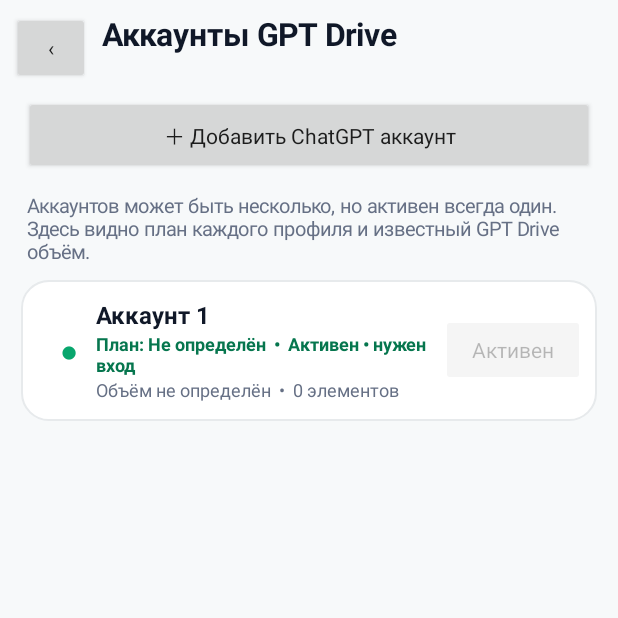
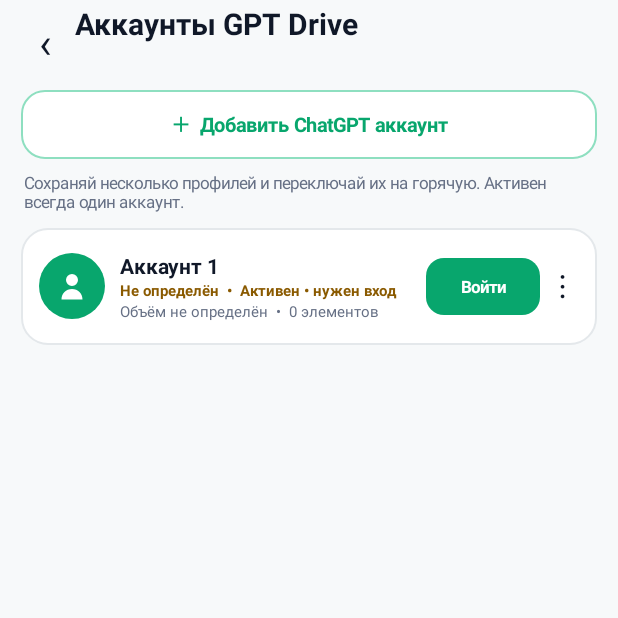
Before and after one commit to mallstorm/GPTDrive, an Android app: the AccountManagerActivity screen opened directly, with no data from a screen before it, on a phone screen of 412 x 824 dp, the top half of it. Run offline under Robolectric (Android 15) with nearby library versions, the phone set to English and light mode, and no system bars.

Commit message:
Polish accounts UI and fix login state action

```diff
--- a/app/src/main/java/com/gptdrive/app/AccountManagerActivity.java
+++ b/app/src/main/java/com/gptdrive/app/AccountManagerActivity.java
@@ -2,186 +2,90 @@ package com.gptdrive.app;
 
 import android.app.Activity;
 import android.content.Intent;
+import android.graphics.Color;
 import android.graphics.Typeface;
+import android.graphics.drawable.ColorDrawable;
 import android.graphics.drawable.GradientDrawable;
 import android.os.Bundle;
 import android.provider.DocumentsContract;
 import android.view.Gravity;
 import android.view.View;
-import android.widget.Button;
+import android.widget.ImageView;
 import android.widget.LinearLayout;
-import android.widget.PopupMenu;
+import android.widget.PopupWindow;
 import android.widget.ScrollView;
 import android.widget.TextView;
 import android.widget.Toast;
 import java.util.List;
 
 public final class AccountManagerActivity extends Activity {
-    private static final String AUTHORITY = "com.gptdrive.app.documents";
+    private static final String AUTHORITY="com.gptdrive.app.documents";
+    private static final int GREEN=0xFF08A66D, GREEN_SOFT=0xFFE5F8F1, TEXT=0xFF101828, MUTED=0xFF667085, BG=0xFFF7F9FA;
     private DriveDb db;
     private LinearLayout list;
 
-    @Override protected void onCreate(Bundle state) {
-        super.onCreate(state);
-        db = new DriveDb(this);
-        buildUi();
-    }
+    @Override protected void onCreate(Bundle state){super.onCreate(state);db=new DriveDb(this);buildUi();}
+    @Override protected void onResume(){super.onResume();render();}
 
-    @Override protected void onResume() { super.onResume(); render(); }
+    private void buildUi(){
+        LinearLayout root=new LinearLayout(this);root.setOrientation(LinearLayout.VERTICAL);root.setBackgroundColor(BG);
+        LinearLayout bar=new LinearLayout(this);bar.setGravity(Gravity.CENTER_VERTICAL);bar.setPadding(dp(10),0,dp(12),0);
+        TextView back=text("‹",28,false);back.setGravity(Gravity.CENTER);back.setOnClickListener(v->finish());bar.addView(back,new LinearLayout.LayoutParams(dp(40),dp(52)));
+        TextView title=text("Аккаунты GPT Drive",20,true);title.setSingleLine(true);bar.addView(title,new LinearLayout.LayoutParams(0,dp(52),1));
+        root.addView(bar,new LinearLayout.LayoutParams(-1,dp(56)));
 
-    private void buildUi() {
-        LinearLayout root = new LinearLayout(this);
-        root.setOrientation(LinearLayout.VERTICAL);
-        root.setBackgroundColor(0xFFF7F9FA);
+        TextView add=text("＋  Добавить ChatGPT аккаунт",13,true);add.setGravity(Gravity.CENTER);add.setTextColor(GREEN);add.setBackground(round(Color.WHITE,15,0xFF8EDFC0,1));add.setOnClickListener(v->addAccount());
+        LinearLayout.LayoutParams ap=new LinearLayout.LayoutParams(-1,dp(46));ap.setMargins(dp(14),dp(4),dp(14),dp(8));root.addView(add,ap);
 
-        LinearLayout bar = new LinearLayout(this);
-        bar.setGravity(Gravity.CENTER_VERTICAL);
-        bar.setPadding(dp(8), dp(8), dp(8), dp(8));
-        Button back = new Button(this);
-        back.setText("‹");
-        back.setOnClickListener(v -> finish());
-        TextView title = text("Аккаунты GPT Drive", 21, true);
-        title.setPadding(dp(8),0,0,0);
-        bar.addView(back, new LinearLayout.LayoutParams(dp(52), dp(48)));
-        bar.addView(title, new LinearLayout.LayoutParams(0, dp(48), 1));
-        root.addView(bar);
-
-        Button add = new Button(this);
-        add.setText("＋ Добавить ChatGPT аккаунт");
-        add.setAllCaps(false);
-        add.setOnClickListener(v -> addAccount());
-        LinearLayout.LayoutParams ap = new LinearLayout.LayoutParams(-1, dp(52));
-        ap.setMargins(dp(16), 0, dp(16), dp(12));
-        root.addView(add, ap);
-
-        TextView hint = text("Аккаунтов может быть несколько, но активен всегда один. Здесь видно план каждого профиля и известный GPT Drive объём.", 13, false);
-        hint.setTextColor(0xFF667085);
-        hint.setPadding(dp(18),0,dp(18),dp(10));
-        root.addView(hint);
-
-        ScrollView sc = new ScrollView(this);
-        list = new LinearLayout(this);
-        list.setOrientation(LinearLayout.VERTICAL);
-        list.setPadding(dp(14),0,dp(14),dp(20));
-        sc.addView(list);
-        root.addView(sc, new LinearLayout.LayoutParams(-1,0,1));
+        TextView hint=text("Сохраняй несколько профилей и переключай их на горячую. Активен всегда один аккаунт.",11,false);hint.setTextColor(MUTED);hint.setPadding(dp(16),0,dp(16),dp(10));root.addView(hint);
+        ScrollView sc=new ScrollView(this);list=new LinearLayout(this);list.setOrientation(LinearLayout.VERTICAL);list.setPadding(dp(14),0,dp(14),dp(18));sc.addView(list);root.addView(sc,new LinearLayout.LayoutParams(-1,0,1));
         setContentView(root);
     }
 
-    private void render() {
-        if (list == null) return;
-        list.removeAllViews();
-        List<AccountProfile> accounts = db.listAccounts();
-        for (AccountProfile a : accounts) list.addView(row(a));
+    private void render(){
+        if(list==null)return;list.removeAllViews();
+        for(AccountProfile a:db.listAccounts()) list.addView(row(a));
     }
 
-    private View row(AccountProfile a) {
-        LinearLayout row = new LinearLayout(this);
-        row.setGravity(Gravity.CENTER_VERTICAL);
-        row.setPadding(dp(14), dp(10), dp(8), dp(10));
-        row.setBackground(round(0xFFFFFFFF, 18, 0xFFE7EAEC));
+    private View row(AccountProfile a){
+        LinearLayout card=new LinearLayout(this);card.setGravity(Gravity.CENTER_VERTICAL);card.setPadding(dp(12),dp(9),dp(8),dp(9));card.setBackground(round(Color.WHITE,17,0xFFE4E8EB,1));
+        ImageView avatar=new ImageView(this);avatar.setImageResource(R.drawable.ic_account_24);avatar.setColorFilter(Color.WHITE);avatar.setPadding(dp(10),dp(10),dp(10),dp(10));avatar.setBackground(round(a.active?GREEN:0xFF98A2B3,22,0,0));card.addView(avatar,new LinearLayout.LayoutParams(dp(44),dp(44)));
 
-        TextView dot = text(a.active ? "●" : "○", 20, false);
-        dot.setTextColor(a.active ? 0xFF08A66D : 0xFF98A2B3);
-        dot.setGravity(Gravity.CENTER);
-        row.addView(dot, new LinearLayout.LayoutParams(dp(36), dp(68)));
+        LinearLayout info=new LinearLayout(this);info.setOrientation(LinearLayout.VERTICAL);info.setGravity(Gravity.CENTER_VERTICAL);info.setPadding(dp(10),0,dp(6),0);
+        TextView name=text(a.displayName(),14,true);name.setSingleLine(true);
+        String state=a.hasSession()?(a.active?"Активен":"Сессия сохранена"):(a.active?"Активен • нужен вход":"Нужен вход");
+        TextView plan=text(a.planLabel()+"  •  "+state,10,true);plan.setTextColor(a.hasSession()?0xFF06764E:0xFF8A5A00);
+        long known=db.knownStorageBytes(a.id);String storage=a.hasRemoteQuota()?MainActivity.formatBytes(a.remoteUsedBytes)+" / "+MainActivity.formatBytes(a.remoteQuotaBytes):(known>0?MainActivity.formatBytes(known)+" индексировано":"Объём не определён");
+        TextView meta=text(storage+"  •  "+db.countAll(a.id)+" элементов",10,false);meta.setTextColor(MUTED);meta.setSingleLine(true);
+        info.addView(name);info.addView(plan);info.addView(meta);card.addView(info,new LinearLayout.LayoutParams(0,dp(54),1));
 
-        LinearLayout info = new LinearLayout(this);
-        info.setOrientation(LinearLayout.VERTICAL);
-        info.setGravity(Gravity.CENTER_VERTICAL);
-        TextView name = text(a.displayName(), 16, true);
-        String state;
-        if (a.active) state = a.hasSession() ? "Активен" : "Активен • нужен вход";
-        else state = a.hasSession() ? "Сессия сохранена" : "Нужен вход";
-        TextView plan = text("План: " + a.planLabel() + "  •  " + state, 12, true);
-        plan.setTextColor(0xFF06764E);
-        long known = db.knownStorageBytes(a.id);
-        String storage;
-        if (a.hasRemoteQuota()) storage = MainActivity.formatBytes(a.remoteUsedBytes) + " / " + MainActivity.formatBytes(a.remoteQuotaBytes);
-        else if (known > 0) storage = MainActivity.formatBytes(known) + " индексировано";
-        else storage = "Объём не определён";
-        TextView meta = text(storage + "  •  " + db.countAll(a.id) + " элементов", 12, false);
-        meta.setTextColor(0xFF667085);
-        info.addView(name);
-        info.addView(plan);
-        info.addView(meta);
-        row.addView(info, new LinearLayout.LayoutParams(0, dp(70), 1));
-
-        Button use = new Button(this);
-        use.setText(a.active ? "Активен" : "Выбрать");
-        use.setAllCaps(false);
-        use.setEnabled(!a.active);
-        use.setOnClickListener(v -> select(a));
-        row.addView(use, new LinearLayout.LayoutParams(dp(96), dp(48)));
-        row.setOnClickListener(v -> { if (!a.active) select(a); });
-        row.setOnLongClickListener(v -> { menu(v, a); return true; });
-
-        LinearLayout.LayoutParams p = new LinearLayout.LayoutParams(-1, dp(94));
-        p.setMargins(0,0,0,dp(8));
-        row.setLayoutParams(p);
-        return row;
+        TextView action=text(actionLabel(a),11,true);action.setGravity(Gravity.CENTER);action.setTextColor(a.active&&a.hasSession()?MUTED:Color.WHITE);action.setBackground(round(a.active&&a.hasSession()?0xFFF0F2F4:GREEN,12,0,0));action.setEnabled(!(a.active&&a.hasSession()));action.setOnClickListener(v->act(a));
+        card.addView(action,new LinearLayout.LayoutParams(dp(76),dp(38)));
+        TextView more=text("⋮",21,false);more.setGravity(Gravity.CENTER);more.setOnClickListener(v->menu(v,a));card.addView(more,new LinearLayout.LayoutParams(dp(30),dp(42)));
+        if(!a.active)card.setOnClickListener(v->select(a));
+        LinearLayout.LayoutParams p=new LinearLayout.LayoutParams(-1,dp(78));p.setMargins(0,0,0,dp(7));card.setLayoutParams(p);return card;
     }
 
-    private void select(AccountProfile a) {
-        AccountSession.switchTo(this, a.id, () -> {
-            notifyRoots();
-            Toast.makeText(this, "Переключено: " + a.displayName(), Toast.LENGTH_SHORT).show();
-            finish();
-        });
+    private String actionLabel(AccountProfile a){if(!a.hasSession())return"Войти";return a.active?"Активен":"Выбрать";}
+    private void act(AccountProfile a){if(!a.hasSession())login(a,true);else if(!a.active)select(a);}
+
+    private void select(AccountProfile a){AccountSession.switchTo(this,a.id,()->{notifyRoots();Toast.makeText(this,"Переключено: "+a.displayName(),Toast.LENGTH_SHORT).show();render();});}
+    private void login(AccountProfile a,boolean fresh){Intent i=new Intent(this,BrowserActivity.class);i.putExtra(BrowserActivity.EXTRA_SECTION,"Library");i.putExtra(BrowserActivity.EXTRA_ACCOUNT_ID,a.id);i.putExtra(BrowserActivity.EXTRA_NEW_LOGIN,fresh);startActivity(i);}
+    private void addAccount(){long id=db.addAccount("Новый аккаунт");AccountProfile a=db.accountById(id);login(a,true);}
+
+    private void menu(View anchor,AccountProfile a){
+        LinearLayout panel=new LinearLayout(this);panel.setOrientation(LinearLayout.VERTICAL);panel.setPadding(dp(5),dp(5),dp(5),dp(5));panel.setBackground(round(Color.WHITE,14,0xFFE4E8EB,1));
+        TextView sync=popupAction(a.hasSession()?"Открыть и синхронизировать":"Войти в аккаунт");panel.addView(sync,new LinearLayout.LayoutParams(-1,dp(44)));
+        TextView del=popupAction("Удалить аккаунт");del.setTextColor(0xFFD92D20);panel.addView(del,new LinearLayout.LayoutParams(-1,dp(44)));
+        PopupWindow w=new PopupWindow(panel,dp(210),-2,true);w.setBackgroundDrawable(new ColorDrawable(Color.TRANSPARENT));w.setOutsideTouchable(true);w.setElevation(dp(10));
+        sync.setOnClickListener(v->{w.dismiss();login(a,!a.hasSession());});
+        del.setOnClickListener(v->{w.dismiss();if(a.active)Toast.makeText(this,"Сначала переключись на другой аккаунт",Toast.LENGTH_SHORT).show();else if(db.deleteAccount(a.id)){notifyRoots();render();}});
+        w.showAsDropDown(anchor,anchor.getWidth()-dp(210),-dp(2));
     }
 
-    private void addAccount() {
-        long id = db.addAccount("Новый аккаунт");
-        Intent i = new Intent(this, BrowserActivity.class);
-        i.putExtra(BrowserActivity.EXTRA_SECTION, "Library");
-        i.putExtra(BrowserActivity.EXTRA_ACCOUNT_ID, id);
-        i.putExtra(BrowserActivity.EXTRA_NEW_LOGIN, true);
-        startActivity(i);
-    }
-
-    private void menu(View anchor, AccountProfile a) {
-        PopupMenu m = new PopupMenu(this, anchor);
-        m.getMenu().add(0,1,0,"Открыть и синхронизировать");
-        m.getMenu().add(0,2,1,"Удалить аккаунт");
-        m.setOnMenuItemClickListener(mi -> {
-            if (mi.getItemId() == 1) {
-                Intent i = new Intent(this, BrowserActivity.class);
-                i.putExtra(BrowserActivity.EXTRA_SECTION, "Library");
-                i.putExtra(BrowserActivity.EXTRA_ACCOUNT_ID, a.id);
-                startActivity(i);
-            } else if (mi.getItemId() == 2) {
-                if (a.active) Toast.makeText(this, "Сначала переключись на другой аккаунт", Toast.LENGTH_SHORT).show();
-                else if (db.deleteAccount(a.id)) {
-                    notifyRoots();
-                    render();
-                }
-            }
-            return true;
-        });
-        m.show();
-    }
-
-    private void notifyRoots() {
-        try { getContentResolver().notifyChange(DocumentsContract.buildRootsUri(AUTHORITY), null); }
-        catch (Exception ignored) {}
-    }
-
-    private TextView text(String s, int sp, boolean bold) {
-        TextView t = new TextView(this);
-        t.setText(s);
-        t.setTextSize(sp);
-        t.setTextColor(0xFF101828);
-        if (bold) t.setTypeface(Typeface.DEFAULT, Typeface.BOLD);
-        return t;
-    }
-
-    private GradientDrawable round(int color, int radiusDp, int strokeColor) {
-        GradientDrawable g = new GradientDrawable();
-        g.setColor(color);
-        g.setCornerRadius(dp(radiusDp));
-        g.setStroke(dp(1), strokeColor);
-        return g;
-    }
-
-    private int dp(int n) { return Math.round(n * getResources().getDisplayMetrics().density); }
+    private TextView popupAction(String s){TextView t=text(s,12,false);t.setGravity(Gravity.CENTER_VERTICAL);t.setPadding(dp(12),0,dp(12),0);return t;}
+    private void notifyRoots(){try{getContentResolver().notifyChange(DocumentsContract.buildRootsUri(AUTHORITY),null);}catch(Exception ignored){}}
+    private TextView text(String s,int sp,boolean bold){TextView t=new TextView(this);t.setText(s);t.setTextSize(sp);t.setTextColor(TEXT);if(bold)t.setTypeface(Typeface.DEFAULT,Typeface.BOLD);return t;}
+    private GradientDrawable round(int color,int radius,int stroke,int strokeDp){GradientDrawable g=new GradientDrawable();g.setColor(color);g.setCornerRadius(dp(radius));if(strokeDp>0)g.setStroke(dp(strokeDp),stroke);return g;}
+    private int dp(int n){return Math.round(n*getResources().getDisplayMetrics().density);}
 }
```
